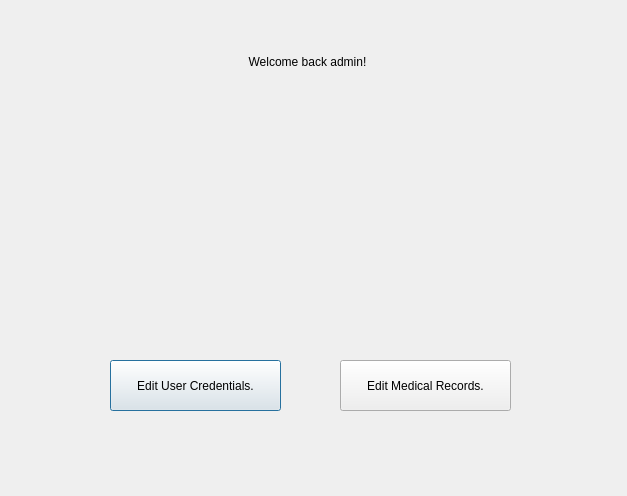
Above: hospital/admin.ui from mohammedyassin11/Healthcare-system before the change. Below: the same form after it.
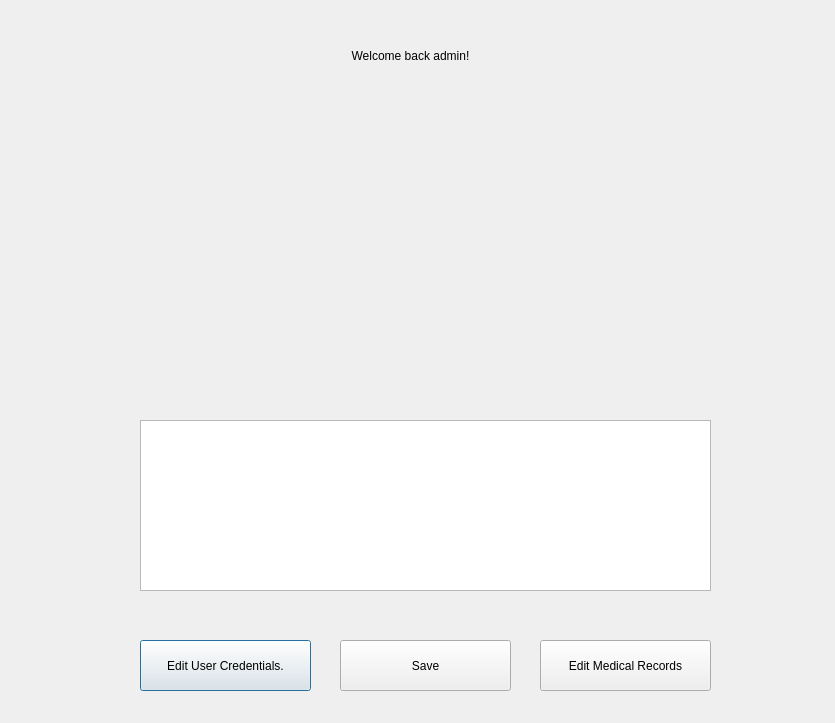
That is the form after the change.

Commit message: Admin is now able to read andwrite data into medical records and User credentials

Patch:
```diff
--- a/hospital/admin.ui
+++ b/hospital/admin.ui
@@ -6,8 +6,8 @@
    <rect>
     <x>0</x>
     <y>0</y>
-    <width>627</width>
-    <height>496</height>
+    <width>835</width>
+    <height>723</height>
    </rect>
   </property>
   <property name="windowTitle">
@@ -16,8 +16,8 @@
   <widget class="QPushButton" name="pushButton">
    <property name="geometry">
     <rect>
-     <x>110</x>
-     <y>360</y>
+     <x>140</x>
+     <y>640</y>
      <width>171</width>
      <height>51</height>
     </rect>
@@ -30,20 +30,20 @@
    <property name="geometry">
     <rect>
      <x>340</x>
-     <y>360</y>
+     <y>640</y>
      <width>171</width>
      <height>51</height>
     </rect>
    </property>
    <property name="text">
-    <string>Edit Medical Records.</string>
+    <string>Save</string>
    </property>
   </widget>
   <widget class="QLabel" name="PixmapCleo">
    <property name="geometry">
     <rect>
-     <x>110</x>
-     <y>140</y>
+     <x>220</x>
+     <y>110</y>
      <width>401</width>
      <height>131</height>
     </rect>
@@ -55,8 +55,8 @@
   <widget class="QLabel" name="label">
    <property name="geometry">
     <rect>
-     <x>107</x>
-     <y>36</y>
+     <x>210</x>
+     <y>30</y>
      <width>401</width>
      <height>51</height>
     </rect>
@@ -68,6 +68,29 @@
     <set>Qt::AlignCenter</set>
    </property>
   </widget>
+  <widget class="QTextEdit" name="textEdit">
+   <property name="geometry">
+    <rect>
+     <x>140</x>
+     <y>420</y>
+     <width>571</width>
+     <height>171</height>
+    </rect>
+   </property>
+  </widget>
+  <widget class="QPushButton" name="pushButton_3">
+   <property name="geometry">
+    <rect>
+     <x>540</x>
+     <y>640</y>
+     <width>171</width>
+     <height>51</height>
+    </rect>
+   </property>
+   <property name="text">
+    <string>Edit Medical Records</string>
+   </property>
+  </widget>
  </widget>
  <resources/>
  <connections/>
```
The commit also changes 1003 other files.
